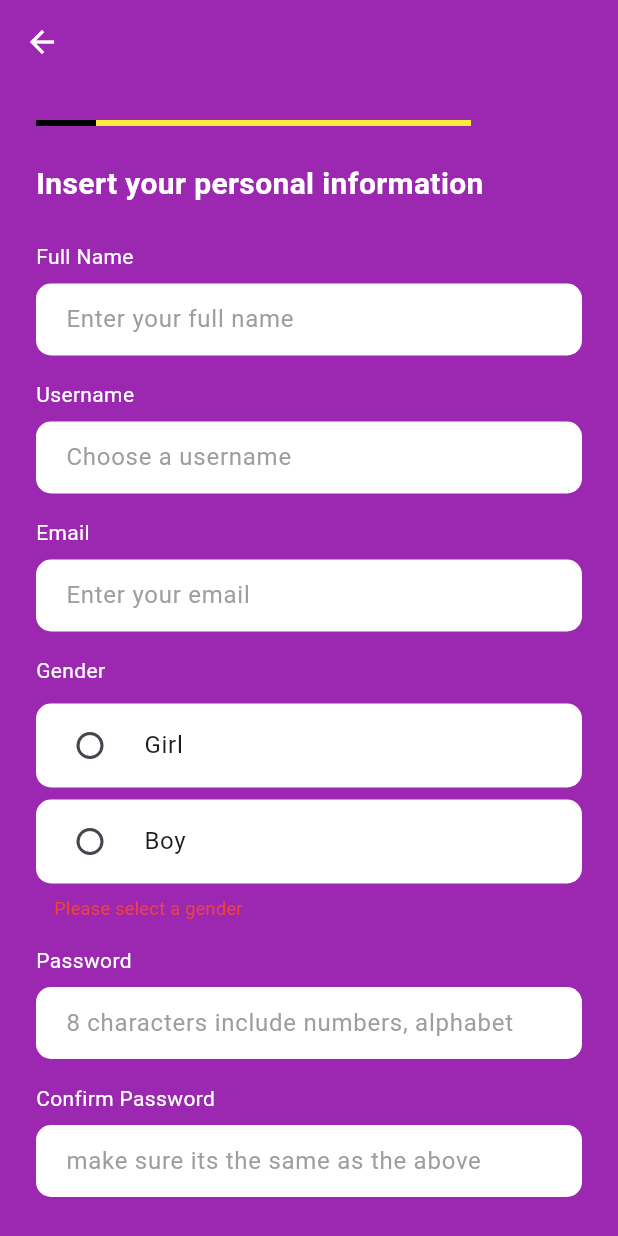
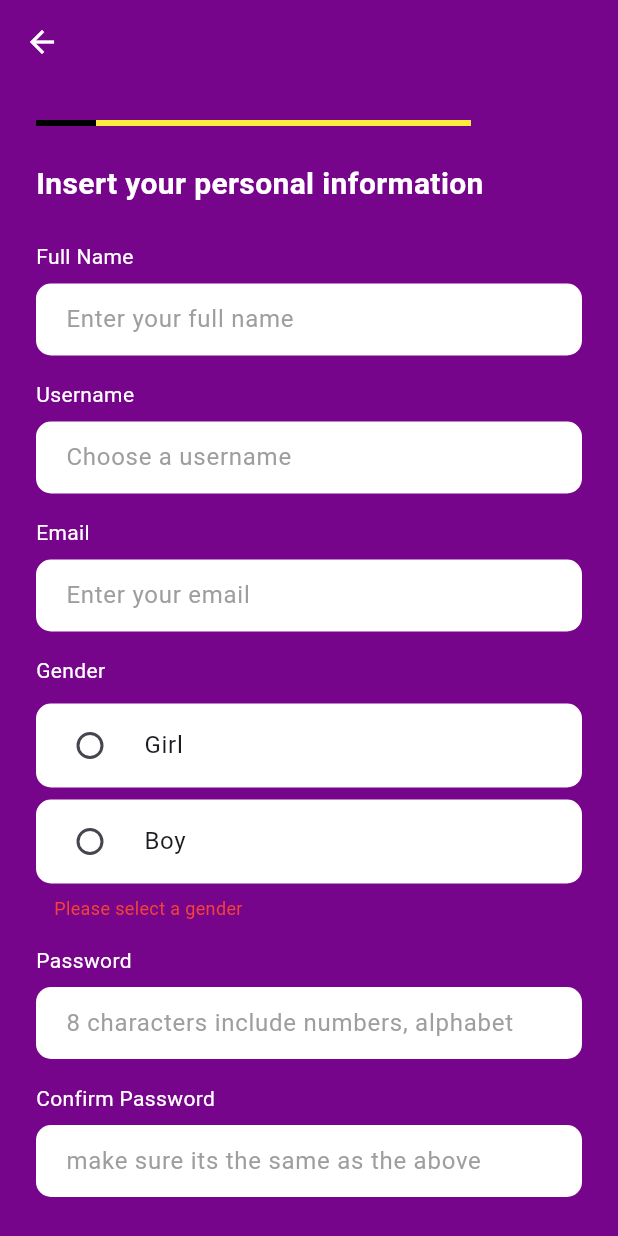
Before and after one commit to uvatarkind/Guade_study-buddy_flutter, a Flutter app: the SignUpStep1 screen opened by its route, on a phone screen of 412 x 824 dp. Run offline on Flutter 3.47's test engine with Material 3 defaults, Android fonts, the phone set to English and light mode, and no system bars; our stand-ins replace fl_chart, image_picker, shared_preferences, table_calendar; accounts and stored records are empty.

Commit message:
progress page update

```diff
--- a/guade_my_study_buddy/lib/views/Auth/privacy_notice.dart
+++ b/guade_my_study_buddy/lib/views/Auth/privacy_notice.dart
@@ -6,9 +6,9 @@ class PrivacyNotice extends StatelessWidget {
   @override
   Widget build(BuildContext context) {
     return Scaffold(
-      backgroundColor: const Color(0xFF9C27B0),
+      backgroundColor: const Color.fromARGB(255, 119, 5, 139),
       appBar: AppBar(
-        backgroundColor: const Color(0xFF9C27B0),
+        backgroundColor: const Color.fromARGB(255, 119, 5, 139),
         elevation: 0,
         leading: IconButton(
           icon: const Icon(Icons.arrow_back, color: Colors.white),
--- a/guade_my_study_buddy/lib/views/Auth/signup_step1.dart
+++ b/guade_my_study_buddy/lib/views/Auth/signup_step1.dart
@@ -58,9 +58,9 @@ class _SignUpStep1State extends State<SignUpStep1> {
   @override
   Widget build(BuildContext context) {
     return Scaffold(
-      backgroundColor: const Color(0xFF9C27B0),
+      backgroundColor: const Color.fromARGB(255, 119, 5, 139),
       appBar: AppBar(
-        backgroundColor: const Color(0xFF9C27B0),
+        backgroundColor: const Color.fromARGB(255, 119, 5, 139),
         elevation: 0,
         leading: IconButton(
           icon: const Icon(Icons.arrow_back, color: Colors.white),
--- a/guade_my_study_buddy/lib/views/Auth/signup_step2.dart
+++ b/guade_my_study_buddy/lib/views/Auth/signup_step2.dart
@@ -34,9 +34,9 @@ class _SignUpStep2State extends State<SignUpStep2> {
   @override
   Widget build(BuildContext context) {
     return Scaffold(
-      backgroundColor: const Color(0xFF9C27B0),
+      backgroundColor: const Color.fromARGB(255, 119, 5, 139),
       appBar: AppBar(
-        backgroundColor: const Color(0xFF9C27B0),
+        backgroundColor: const Color.fromARGB(255, 119, 5, 139),
         elevation: 0,
         leading: IconButton(
           icon: const Icon(Icons.arrow_back, color: Colors.white),
--- a/guade_my_study_buddy/lib/views/Profile/edit.dart
+++ b/guade_my_study_buddy/lib/views/Profile/edit.dart
@@ -157,7 +157,7 @@ class _EditProfilePageState extends State<EditProfilePage> {
                   SizedBox(height: 30), // Increased spacing before the button
                   ElevatedButton(
                     style: ElevatedButton.styleFrom(
-                      backgroundColor: Color(0xFFB347E4),
+                      backgroundColor: const Color.fromARGB(255, 119, 5, 139),
                       shape: RoundedRectangleBorder(
                         borderRadius: BorderRadius.circular(8),
                       ),
--- a/guade_my_study_buddy/lib/views/Profile/language.dart
+++ b/guade_my_study_buddy/lib/views/Profile/language.dart
@@ -92,7 +92,7 @@ class _LanguageSettingsScreenState extends State<LanguageSettingsScreen> {
                         _selectedLanguage = value;
                       });
                     },
-                    activeColor: Colors.purple,
+                    activeColor: const Color.fromARGB(255, 119, 5, 139),
                   ),
                   Padding(
                     padding: const EdgeInsets.all(16.0),
--- a/guade_my_study_buddy/lib/views/Profile/notification.dart
+++ b/guade_my_study_buddy/lib/views/Profile/notification.dart
@@ -127,7 +127,7 @@ class _NotificationsScreenState extends State<NotificationsScreen> {
     return SwitchListTile(
       contentPadding: EdgeInsets.zero,
       title: Text(title, style: TextStyle(fontSize: 14)),
-      activeColor: Colors.purple,
+      activeColor: const Color.fromARGB(255, 119, 5, 139),
       value: toggles[title] ?? false,
       onChanged: (value) => _updateToggle(title, value),
     );
--- a/guade_my_study_buddy/lib/views/Progress/dynamic_bar_chart.dart
+++ b/guade_my_study_buddy/lib/views/Progress/dynamic_bar_chart.dart
@@ -52,7 +52,7 @@ class DynamicBarChart extends StatelessWidget {
       barRods: [
         BarChartRodData(
           toY: data.timeSpent,
-          color:  Colors.purpleAccent, // Customize bar color
+          color:  const Color.fromARGB(255, 119, 5, 139), // Customize bar color
           width: 16, // Customize bar width
           borderRadius: const BorderRadius.only(
             topLeft: Radius.circular(4),
```
